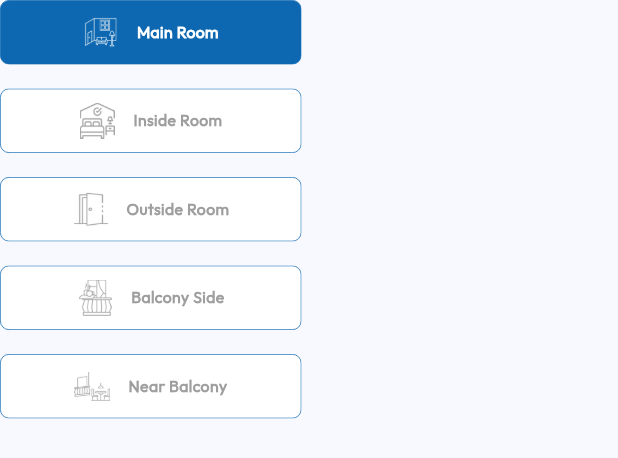
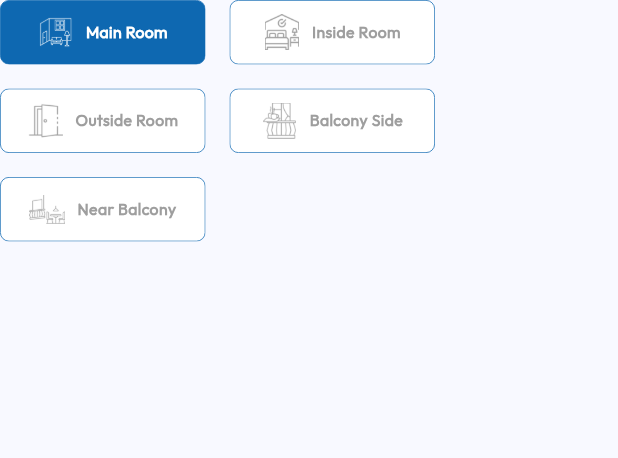
Before and after one commit to MohammedAliDesvtree/kedasrd_desktop, a Flutter app: the CustomTabsList widget shown alone on an empty page, opened directly, on a phone screen of 412 x 824 dp. Shown: the top 458 px of the screen. Run offline on Flutter 3.47's test engine with Material 3 defaults, Android fonts, the phone set to English and light mode, and no system bars; our stand-ins replace animated_custom_dropdown, dotted_border, get, get_storage, widget_and_text_animator; missing offline and left inert: window_manager; accounts and stored records are empty.

Commit message:
1. Update on Responsive 2. Worked on QA's/Clients Feedback

```diff
--- a/lib/controllers/tables_controller.dart
+++ b/lib/controllers/tables_controller.dart
@@ -33,7 +33,7 @@ class TablesController extends GetxController {
     final random = Random();
     randomNumbers = List.generate(
       tableLength,
-      (_) => random.nextInt(10) + 1,
+      (_) => random.nextInt(8) + 1,
     ).obs;
   }
 
--- a/lib/widgets/custom_tabs_list.dart
+++ b/lib/widgets/custom_tabs_list.dart
@@ -73,7 +73,7 @@ class _CustomTabsListState extends State<CustomTabsList> {
                                 borderRadius: BorderRadius.circular(6.0)),
                             child: SizedBox(
                               height: 42.0,
-                              width: 200.0,
+                              width: 136.0,
                               child: Row(
                                 mainAxisAlignment: MainAxisAlignment.center,
                                 children: [
@@ -85,7 +85,7 @@ class _CustomTabsListState extends State<CustomTabsList> {
                                         ? Themes.kWhiteColor
                                         : Themes.kGreyColor,
                                   ),
-                                  const SizedBox(width: 12.0),
+                                  const SizedBox(width: 8.0),
                                   Text(
                                     data["title"],
                                     style: TextStyle(
@@ -111,8 +111,8 @@ class _CustomTabsListState extends State<CustomTabsList> {
                                 color: data["color"] ?? Themes.kPrimaryColor),
                             borderRadius: BorderRadius.circular(4.0)),
                         child: Container(
-                          height: 48.0,
-                          width: widget.width ?? 200.0,
+                          height: 42.0,
+                          width: widget.width ?? 136.0,
                           alignment: Alignment.center,
                           child: Text(
                             data["title"],
--- a/pubspec.yaml
+++ b/pubspec.yaml
@@ -44,6 +44,7 @@ dependencies:
   dotted_border: ^2.1.0
   window_manager: ^0.4.3
   rename_app: ^1.6.2
+  intl: ^0.20.2
 
 dev_dependencies:
   flutter_test:
```
Also changed, not shown: lib/views/regular/regular_view.dart (+10 -22 lines), lib/views/super_market/super_market_view.dart (+9 -17 lines), lib/widgets/header_view.dart (+13 -2 lines).
